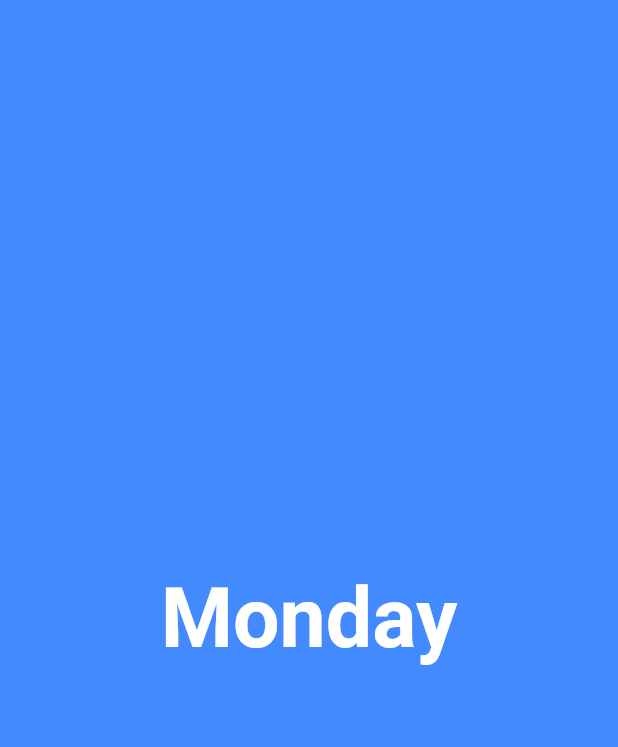
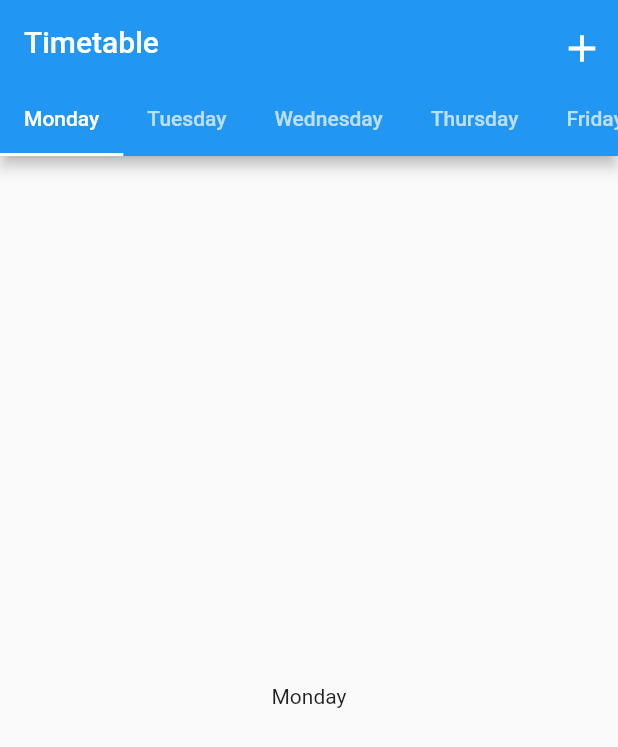
Before and after one commit to Batman08/Timetable, a Flutter app: the screen it shows after launch, on a phone screen of 412 x 824 dp. Shown: the top 747 px of the screen. Run offline on Flutter 3.47's test engine with Material 2 defaults, Android fonts, the phone set to English and light mode, and no system bars; our stand-ins replace flutter_colorpicker.

```diff
--- a/lib/Pages/DayPages.dart
+++ b/lib/Pages/DayPages.dart
@@ -14,7 +14,7 @@ class MondayPage extends StatelessWidget {
               icon: new Icon(Icons.settings),
               iconSize: 30.0,
               onPressed: () {
-                Navigator.of(context).pushNamed("/MondayEditingPages");
+                Navigator.of(context).pushNamed("/MondayEditingPage");
               },
             ),
           ),
--- a/lib/Pages/HomePage.dart
+++ b/lib/Pages/HomePage.dart
@@ -1,41 +1,44 @@
 import 'package:flutter/material.dart';
 
-class HomePage extends StatefulWidget {
-  @override
-  State createState() => new HomePageState();
-}
+class HomePage extends StatelessWidget {
+  List<Tab> get myTabs => <Tab>[
+        Tab(text: "Monday"),
+        Tab(text: "Tuesday"),
+        Tab(text: "Wednesday"),
+        Tab(text: "Thursday"),
+        Tab(text: "Friday")
+      ];
 
-class HomePageState extends State<HomePage> {
   @override
   Widget build(BuildContext context) {
-    return new Stack(
-      children: <Widget>[
-        new Column(
-          children: <Widget>[
-            new Expanded(
-              child: new Material(
-                color: Colors.blueAccent,
-                child: new InkWell(
-                  onTap: () {
-                    Navigator.of(context).pushNamed("/MondayPage");
-                  },
-                  child: new Center(
-                    child: new Container(
-                      child: new Text(
-                        "Monday",
-                        style: new TextStyle(
-                            color: Colors.white,
-                            fontSize: 55.0,
-                            fontWeight: FontWeight.bold),
-                      ),
-                    ),
-                  ),
-                ),
+    return DefaultTabController(
+      length: myTabs.length,
+      child: Scaffold(
+        appBar: AppBar(
+          actions: <Widget>[
+            Align(
+              alignment: Alignment.bottomRight,
+              child: new IconButton(
+                icon: new Icon(Icons.add),
+                iconSize: 30.0,
+                onPressed: () {
+                  Navigator.of(context).pushNamed("/EditingPage");
+                },
               ),
             ),
           ],
+          bottom: TabBar(
+            isScrollable: true,
+            tabs: myTabs,
+          ),
+          title: Text("Timetable"),
         ),
-      ],
+        body: TabBarView(
+          children: myTabs.map((Tab tab) {
+            return Center(child: Text(tab.text));
+          }).toList(),
+        ),
+      ),
     );
   }
 }
--- a/pubspec.yaml
+++ b/pubspec.yaml
@@ -21,6 +21,8 @@ dependencies:
   # Use with the CupertinoIcons class for iOS style icons.
   cupertino_icons: "^0.1.2"
   path_provider: "^0.4.1"
+  flutter_colorpicker: "^0.1.0"
+
 
 dev_dependencies:
   flutter_test:
```
Also changed, not shown: lib/Pages/EditingPageV2.dart (added, +115 -0 lines), lib/main.dart (+4 -4 lines).
